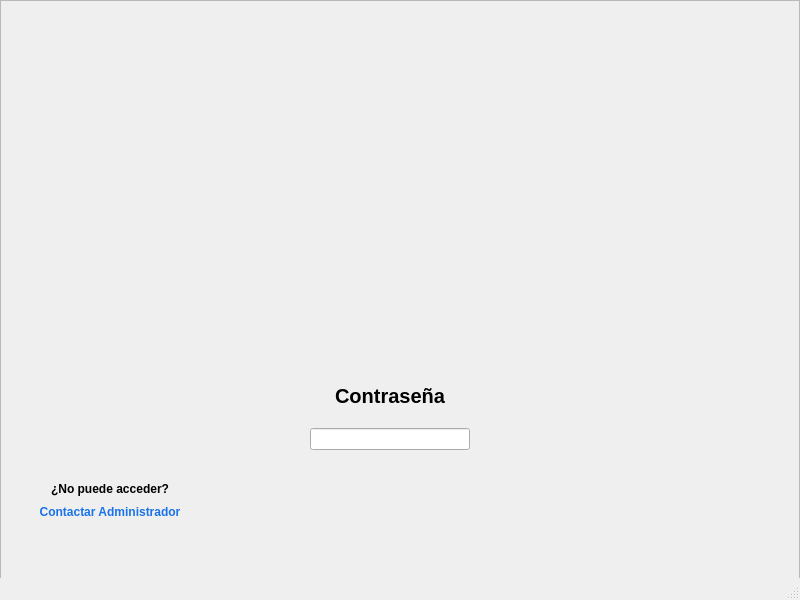
Above: windows/login.ui from HitomiD/Proyecto-Desarrollo before the change. Below: the same form after it.
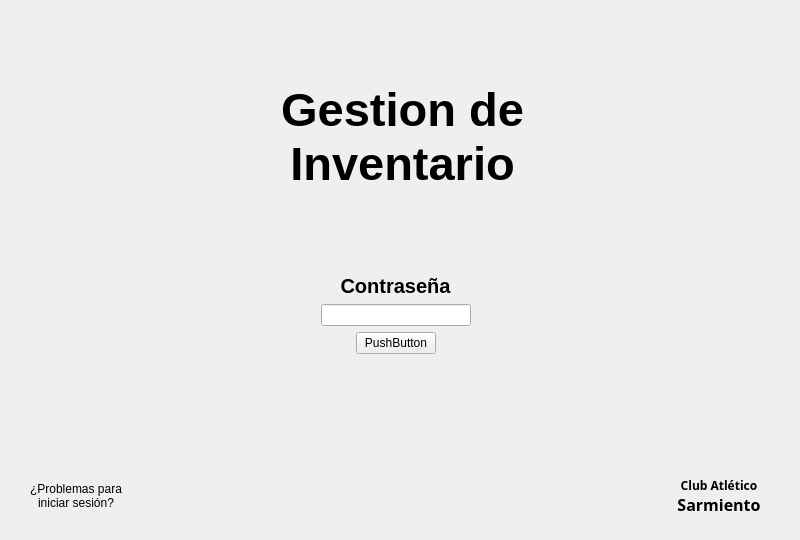
That is the form after the change. Icons and pictures are not drawn.

Commit message: Reemplazado imagen de fondo por elementos en el layout.

```diff
--- a/windows/login.ui
+++ b/windows/login.ui
@@ -7,7 +7,7 @@
     <x>0</x>
     <y>0</y>
     <width>800</width>
-    <height>600</height>
+    <height>540</height>
    </rect>
   </property>
   <property name="windowTitle">
@@ -17,113 +17,481 @@
    <widget class="QWidget" name="verticalLayoutWidget">
     <property name="geometry">
      <rect>
-      <x>310</x>
-      <y>370</y>
-      <width>160</width>
-      <height>80</height>
-     </rect>
-    </property>
-    <layout class="QVBoxLayout" name="verticalLayout">
-     <item>
-      <widget class="QLabel" name="label">
-       <property name="font">
-        <font>
-         <pointsize>15</pointsize>
-        </font>
-       </property>
-       <property name="text">
-        <string>&lt;html&gt;&lt;head/&gt;&lt;body&gt;&lt;p&gt;&lt;span style=&quot; font-weight:700;&quot;&gt;Contraseña&lt;/span&gt;&lt;/p&gt;&lt;/body&gt;&lt;/html&gt;</string>
-       </property>
-       <property name="alignment">
-        <set>Qt::AlignCenter</set>
-       </property>
-      </widget>
-     </item>
-     <item>
-      <widget class="QLineEdit" name="inputPassword">
-       <property name="inputMask">
-        <string/>
-       </property>
-       <property name="echoMode">
-        <enum>QLineEdit::Password</enum>
-       </property>
-      </widget>
-     </item>
-    </layout>
-   </widget>
-   <widget class="QWidget" name="verticalLayoutWidget_2">
-    <property name="geometry">
-     <rect>
-      <x>30</x>
-      <y>480</y>
-      <width>160</width>
-      <height>41</height>
-     </rect>
-    </property>
-    <layout class="QVBoxLayout" name="verticalLayout_2">
-     <item>
-      <widget class="QLabel" name="label_2">
-       <property name="text">
-        <string>&lt;html&gt;&lt;head/&gt;&lt;body&gt;&lt;p&gt;&lt;span style=&quot; font-weight:700; color:#000000;&quot;&gt;¿No puede acceder?&lt;/span&gt;&lt;/p&gt;&lt;/body&gt;&lt;/html&gt;</string>
-       </property>
-       <property name="alignment">
-        <set>Qt::AlignCenter</set>
-       </property>
-      </widget>
-     </item>
-     <item>
-      <widget class="QLabel" name="label_3">
-       <property name="text">
-        <string>&lt;html&gt;&lt;head/&gt;&lt;body&gt;&lt;p&gt;&lt;span style=&quot; font-weight:700; color:#1a73e8;&quot;&gt;Contactar Administrador&lt;/span&gt;&lt;/p&gt;&lt;/body&gt;&lt;/html&gt;</string>
-       </property>
-       <property name="alignment">
-        <set>Qt::AlignCenter</set>
-       </property>
-       <property name="openExternalLinks">
-        <bool>true</bool>
-       </property>
-      </widget>
-     </item>
-    </layout>
-   </widget>
-   <widget class="QFrame" name="frame">
-    <property name="enabled">
-     <bool>true</bool>
-    </property>
-    <property name="geometry">
-     <rect>
       <x>0</x>
       <y>0</y>
-      <width>800</width>
-      <height>600</height>
+      <width>791</width>
+      <height>521</height>
      </rect>
     </property>
-    <property name="sizePolicy">
-     <sizepolicy hsizetype="Expanding" vsizetype="Expanding">
-      <horstretch>0</horstretch>
-      <verstretch>0</verstretch>
-     </sizepolicy>
-    </property>
-    <property name="styleSheet">
-     <string notr="true">background-image: url(:/prefijoNuevo/Fondo Main.png);</string>
-    </property>
-    <property name="frameShape">
-     <enum>QFrame::StyledPanel</enum>
-    </property>
-    <property name="frameShadow">
-     <enum>QFrame::Raised</enum>
-    </property>
-    <widget class="QWidget" name="verticalLayoutWidget_3">
-     <property name="geometry">
-      <rect>
-       <x>-1</x>
-       <y>-1</y>
-       <width>801</width>
-       <height>561</height>
-      </rect>
+    <layout class="QVBoxLayout" name="verticalLayout">
+     <property name="leftMargin">
+      <number>5</number>
      </property>
-     <layout class="QVBoxLayout" name="Expansor"/>
-    </widget>
+     <property name="topMargin">
+      <number>5</number>
+     </property>
+     <property name="rightMargin">
+      <number>5</number>
+     </property>
+     <property name="bottomMargin">
+      <number>5</number>
+     </property>
+     <item>
+      <spacer name="verticalSpacer">
+       <property name="orientation">
+        <enum>Qt::Vertical</enum>
+       </property>
+       <property name="sizeHint" stdset="0">
+        <size>
+         <width>20</width>
+         <height>40</height>
+        </size>
+       </property>
+      </spacer>
+     </item>
+     <item>
+      <spacer name="verticalSpacer_10">
+       <property name="orientation">
+        <enum>Qt::Vertical</enum>
+       </property>
+       <property name="sizeHint" stdset="0">
+        <size>
+         <width>20</width>
+         <height>40</height>
+        </size>
+       </property>
+      </spacer>
+     </item>
+     <item>
+      <layout class="QHBoxLayout" name="tituloLayout">
+       <item>
+        <spacer name="horizontalSpacer_4">
+         <property name="orientation">
+          <enum>Qt::Horizontal</enum>
+         </property>
+         <property name="sizeHint" stdset="0">
+          <size>
+           <width>40</width>
+           <height>20</height>
+          </size>
+         </property>
+        </spacer>
+       </item>
+       <item>
+        <widget class="QLabel" name="label_2">
+         <property name="maximumSize">
+          <size>
+           <width>200</width>
+           <height>200</height>
+          </size>
+         </property>
+         <property name="text">
+          <string/>
+         </property>
+         <property name="pixmap">
+          <pixmap resource="Fondo Main.qrc">:/prefijoNuevo/Cajitas_v2.png</pixmap>
+         </property>
+         <property name="scaledContents">
+          <bool>true</bool>
+         </property>
+        </widget>
+       </item>
+       <item>
+        <widget class="QLabel" name="label_4">
+         <property name="font">
+          <font>
+           <family>Cantarell</family>
+           <pointsize>35</pointsize>
+           <bold>true</bold>
+          </font>
+         </property>
+         <property name="text">
+          <string>Gestion de Inventario</string>
+         </property>
+         <property name="textFormat">
+          <enum>Qt::RichText</enum>
+         </property>
+         <property name="scaledContents">
+          <bool>false</bool>
+         </property>
+         <property name="alignment">
+          <set>Qt::AlignCenter</set>
+         </property>
+         <property name="wordWrap">
+          <bool>true</bool>
+         </property>
+         <property name="margin">
+          <number>0</number>
+         </property>
+        </widget>
+       </item>
+       <item>
+        <spacer name="horizontalSpacer_3">
+         <property name="orientation">
+          <enum>Qt::Horizontal</enum>
+         </property>
+         <property name="sizeHint" stdset="0">
+          <size>
+           <width>40</width>
+           <height>20</height>
+          </size>
+         </property>
+        </spacer>
+       </item>
+      </layout>
+     </item>
+     <item>
+      <spacer name="verticalSpacer_4">
+       <property name="orientation">
+        <enum>Qt::Vertical</enum>
+       </property>
+       <property name="sizeHint" stdset="0">
+        <size>
+         <width>20</width>
+         <height>40</height>
+        </size>
+       </property>
+      </spacer>
+     </item>
+     <item>
+      <layout class="QFormLayout" name="formLayout"/>
+     </item>
+     <item>
+      <spacer name="verticalSpacer_7">
+       <property name="orientation">
+        <enum>Qt::Vertical</enum>
+       </property>
+       <property name="sizeHint" stdset="0">
+        <size>
+         <width>20</width>
+         <height>40</height>
+        </size>
+       </property>
+      </spacer>
+     </item>
+     <item>
+      <layout class="QHBoxLayout" name="inputLayout">
+       <item>
+        <spacer name="horizontalSpacer">
+         <property name="orientation">
+          <enum>Qt::Horizontal</enum>
+         </property>
+         <property name="sizeHint" stdset="0">
+          <size>
+           <width>40</width>
+           <height>20</height>
+          </size>
+         </property>
+        </spacer>
+       </item>
+       <item>
+        <layout class="QVBoxLayout" name="Input">
+         <item>
+          <widget class="QLabel" name="label">
+           <property name="font">
+            <font>
+             <pointsize>15</pointsize>
+            </font>
+           </property>
+           <property name="text">
+            <string>&lt;html&gt;&lt;head/&gt;&lt;body&gt;&lt;p&gt;&lt;span style=&quot; font-weight:700;&quot;&gt;Contraseña&lt;/span&gt;&lt;/p&gt;&lt;/body&gt;&lt;/html&gt;</string>
+           </property>
+           <property name="alignment">
+            <set>Qt::AlignCenter</set>
+           </property>
+          </widget>
+         </item>
+         <item>
+          <layout class="QHBoxLayout" name="horizontalLayout_3">
+           <item>
+            <spacer name="horizontalSpacer_15">
+             <property name="orientation">
+              <enum>Qt::Horizontal</enum>
+             </property>
+             <property name="sizeHint" stdset="0">
+              <size>
+               <width>40</width>
+               <height>20</height>
+              </size>
+             </property>
+            </spacer>
+           </item>
+           <item>
+            <widget class="QLineEdit" name="inputPassword">
+             <property name="minimumSize">
+              <size>
+               <width>150</width>
+               <height>0</height>
+              </size>
+             </property>
+             <property name="maximumSize">
+              <size>
+               <width>300</width>
+               <height>16777215</height>
+              </size>
+             </property>
+             <property name="inputMask">
+              <string/>
+             </property>
+             <property name="echoMode">
+              <enum>QLineEdit::Password</enum>
+             </property>
+            </widget>
+           </item>
+           <item>
+            <spacer name="horizontalSpacer_5">
+             <property name="orientation">
+              <enum>Qt::Horizontal</enum>
+             </property>
+             <property name="sizeHint" stdset="0">
+              <size>
+               <width>40</width>
+               <height>20</height>
+              </size>
+             </property>
+            </spacer>
+           </item>
+          </layout>
+         </item>
+         <item>
+          <layout class="QHBoxLayout" name="horizontalLayout_2">
+           <item>
+            <spacer name="horizontalSpacer_13">
+             <property name="orientation">
+              <enum>Qt::Horizontal</enum>
+             </property>
+             <property name="sizeHint" stdset="0">
+              <size>
+               <width>40</width>
+               <height>20</height>
+              </size>
+             </property>
+            </spacer>
+           </item>
+           <item>
+            <widget class="QPushButton" name="pushButton">
+             <property name="maximumSize">
+              <size>
+               <width>200</width>
+               <height>16777215</height>
+              </size>
+             </property>
+             <property name="text">
+              <string>PushButton</string>
+             </property>
+            </widget>
+           </item>
+           <item>
+            <spacer name="horizontalSpacer_14">
+             <property name="orientation">
+              <enum>Qt::Horizontal</enum>
+             </property>
+             <property name="sizeHint" stdset="0">
+              <size>
+               <width>40</width>
+               <height>20</height>
+              </size>
+             </property>
+            </spacer>
+           </item>
+          </layout>
+         </item>
+        </layout>
+       </item>
+       <item>
+        <spacer name="horizontalSpacer_2">
+         <property name="orientation">
+          <enum>Qt::Horizontal</enum>
+         </property>
+         <property name="sizeHint" stdset="0">
+          <size>
+           <width>40</width>
+           <height>20</height>
+          </size>
+         </property>
+        </spacer>
+       </item>
+      </layout>
+     </item>
+     <item>
+      <spacer name="verticalSpacer_8">
+       <property name="orientation">
+        <enum>Qt::Vertical</enum>
+       </property>
+       <property name="sizeHint" stdset="0">
+        <size>
+         <width>20</width>
+         <height>40</height>
+        </size>
+       </property>
+      </spacer>
+     </item>
+     <item>
+      <spacer name="verticalSpacer_6">
+       <property name="orientation">
+        <enum>Qt::Vertical</enum>
+       </property>
+       <property name="sizeHint" stdset="0">
+        <size>
+         <width>20</width>
+         <height>40</height>
+        </size>
+       </property>
+      </spacer>
+     </item>
+     <item>
+      <spacer name="verticalSpacer_5">
+       <property name="orientation">
+        <enum>Qt::Vertical</enum>
+       </property>
+       <property name="sizeHint" stdset="0">
+        <size>
+         <width>20</width>
+         <height>40</height>
+        </size>
+       </property>
+      </spacer>
+     </item>
+     <item>
+      <layout class="QHBoxLayout" name="horizontalLayout">
+       <property name="leftMargin">
+        <number>25</number>
+       </property>
+       <property name="rightMargin">
+        <number>25</number>
+       </property>
+       <item>
+        <widget class="QLabel" name="label_3">
+         <property name="text">
+          <string>&lt;html&gt;&lt;head/&gt;&lt;body&gt;&lt;p align=&quot;center&quot;&gt;¿Problemas para iniciar sesión?&lt;/p&gt;&lt;/body&gt;&lt;/html&gt;</string>
+         </property>
+         <property name="textFormat">
+          <enum>Qt::RichText</enum>
+         </property>
+         <property name="wordWrap">
+          <bool>true</bool>
+         </property>
+        </widget>
+       </item>
+       <item>
+        <spacer name="horizontalSpacer_9">
+         <property name="orientation">
+          <enum>Qt::Horizontal</enum>
+         </property>
+         <property name="sizeHint" stdset="0">
+          <size>
+           <width>40</width>
+           <height>20</height>
+          </size>
+         </property>
+        </spacer>
+       </item>
+       <item>
+        <spacer name="horizontalSpacer_11">
+         <property name="orientation">
+          <enum>Qt::Horizontal</enum>
+         </property>
+         <property name="sizeHint" stdset="0">
+          <size>
+           <width>40</width>
+           <height>20</height>
+          </size>
+         </property>
+        </spacer>
+       </item>
+       <item>
+        <spacer name="horizontalSpacer_12">
+         <property name="orientation">
+          <enum>Qt::Horizontal</enum>
+         </property>
+         <property name="sizeHint" stdset="0">
+          <size>
+           <width>40</width>
+           <height>20</height>
+          </size>
+         </property>
+        </spacer>
+       </item>
+       <item>
+        <spacer name="horizontalSpacer_10">
+         <property name="orientation">
+          <enum>Qt::Horizontal</enum>
+         </property>
+         <property name="sizeHint" stdset="0">
+          <size>
+           <width>40</width>
+           <height>20</height>
+          </size>
+         </property>
+        </spacer>
+       </item>
+       <item>
+        <spacer name="horizontalSpacer_8">
+         <property name="orientation">
+          <enum>Qt::Horizontal</enum>
+         </property>
+         <property name="sizeHint" stdset="0">
+          <size>
+           <width>40</width>
+           <height>20</height>
+          </size>
+         </property>
+        </spacer>
+       </item>
+       <item>
+        <spacer name="horizontalSpacer_7">
+         <property name="orientation">
+          <enum>Qt::Horizontal</enum>
+         </property>
+         <property name="sizeHint" stdset="0">
+          <size>
+           <width>40</width>
+           <height>20</height>
+          </size>
+         </property>
+        </spacer>
+       </item>
+       <item>
+        <widget class="QLabel" name="label_5">
+         <property name="maximumSize">
+          <size>
+           <width>55</width>
+           <height>55</height>
+          </size>
+         </property>
+         <property name="text">
+          <string/>
+         </property>
+         <property name="pixmap">
+          <pixmap resource="Fondo Main.qrc">:/prefijoNuevo/Escudo-Club.png</pixmap>
+         </property>
+         <property name="scaledContents">
+          <bool>true</bool>
+         </property>
+        </widget>
+       </item>
+       <item>
+        <widget class="QLabel" name="label_6">
+         <property name="font">
+          <font>
+           <family>Noto Serif Display Bold</family>
+           <bold>true</bold>
+          </font>
+         </property>
+         <property name="text">
+          <string>&lt;html&gt;&lt;head/&gt;&lt;body&gt;&lt;p align=&quot;center&quot;&gt;Club Atlético &lt;span style=&quot; font-size:12pt;&quot;&gt;Sarmiento&lt;/span&gt;&lt;/p&gt;&lt;/body&gt;&lt;/html&gt;</string>
+         </property>
+         <property name="textFormat">
+          <enum>Qt::RichText</enum>
+         </property>
+         <property name="wordWrap">
+          <bool>true</bool>
+         </property>
+        </widget>
+       </item>
+      </layout>
+     </item>
+    </layout>
    </widget>
    <zorder>frame</zorder>
    <zorder>verticalLayoutWidget</zorder>
@@ -139,7 +507,6 @@
     </rect>
    </property>
   </widget>
-  <widget class="QStatusBar" name="statusbar"/>
  </widget>
  <resources>
   <include location="Fondo Main.qrc"/>
```
Left out of the diff: 5 changed lines with no effect on the pictures. The commit also changes 9 other files.
